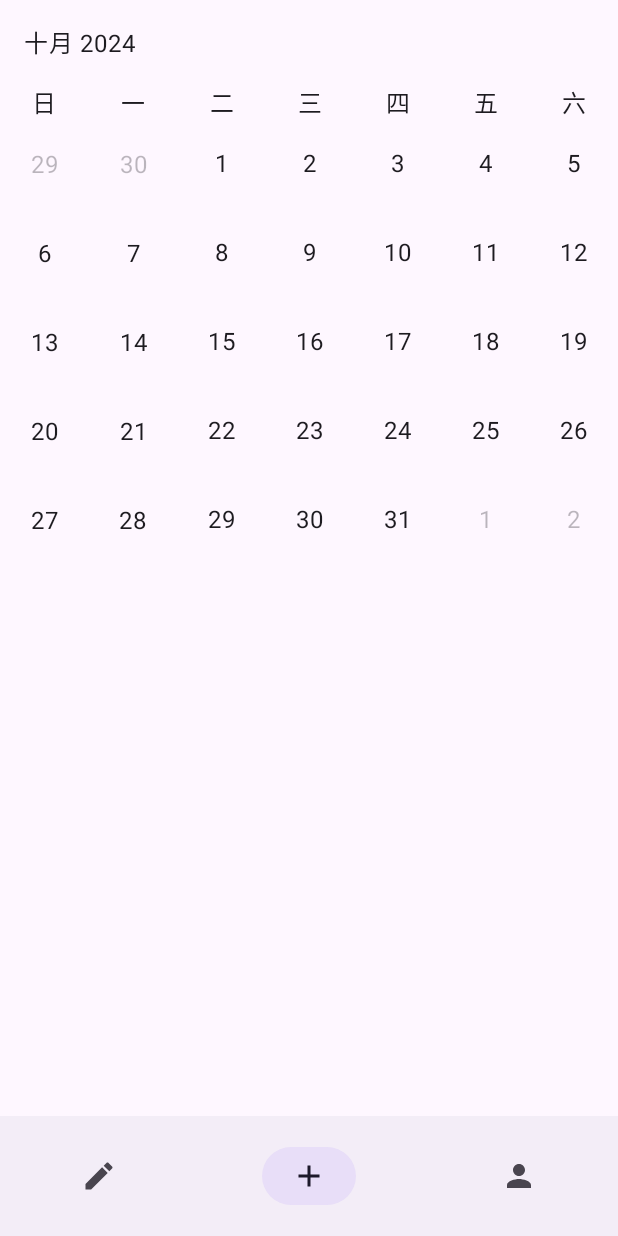
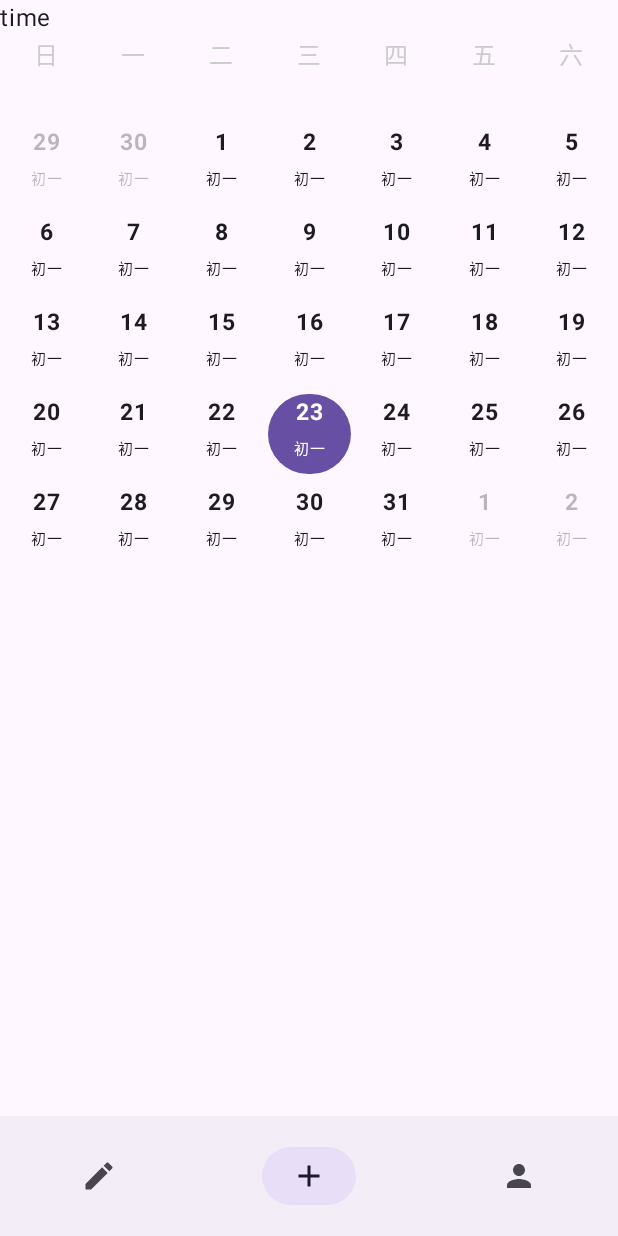
Before and after one commit to ts0726/KotlinSchedule, an Android app built with Jetpack Compose: the screen it shows after launch (MainActivity), item 2 of the bottom bar chosen, on a phone screen of 412 x 824 dp. Run offline under Robolectric (Android 15) with nearby library versions, the phone set to English and light mode, and no system bars; our stand-ins replace window size class.

Commit message:
实现自定义日期组件的基础布局

```diff
--- a/KotlinSchedule/composeApp/src/commonMain/kotlin/kmp/project/schedule/ui/composableItem/Calendar.kt
+++ b/KotlinSchedule/composeApp/src/commonMain/kotlin/kmp/project/schedule/ui/composableItem/Calendar.kt
@@ -1,94 +1,178 @@
 package kmp.project.schedule.ui.composableItem
 
 import androidx.compose.foundation.layout.*
-import androidx.compose.foundation.lazy.grid.GridCells
-import androidx.compose.foundation.lazy.grid.LazyVerticalGrid
+import androidx.compose.foundation.shape.CircleShape
+import androidx.compose.material3.Card
+import androidx.compose.material3.CardColors
 import androidx.compose.material3.MaterialTheme
 import androidx.compose.material3.Text
 import androidx.compose.runtime.Composable
-import androidx.compose.ui.Alignment
 import androidx.compose.ui.Modifier
+import androidx.compose.ui.graphics.Color
+import androidx.compose.ui.text.font.FontWeight
 import androidx.compose.ui.text.style.TextAlign
 import androidx.compose.ui.unit.dp
+import androidx.compose.ui.unit.sp
 import org.jetbrains.compose.ui.tooling.preview.Preview
+import java.time.LocalDate
 import java.time.YearMonth
-import java.time.format.TextStyle
-import java.util.*
 
 @Composable
 @Preview
 fun CalendarPreview() {
-    CalendarView(YearMonth.now())
+    CalendarView(YearMonth.now()) {}
 }
 
 @Composable
-fun CalendarView(yearMonth: YearMonth) {
-    val days = generateCalendarDays(yearMonth)
+fun CalendarView(yearMonth: YearMonth, onDayClick: (Long) -> Unit) {
+    val days = generateCalendarDays(yearMonth, onDayClick)
 
-    Column {
-        Text(
-            text = yearMonth.month.getDisplayName(TextStyle.FULL, Locale.CHINA) + " " + yearMonth.year,
-            modifier = Modifier.padding(16.dp)
-        )
-
-        LazyVerticalGrid(
-            columns = GridCells.Fixed(7),
-            modifier = Modifier.fillMaxSize()
+    Column(
+        modifier = Modifier.fillMaxWidth()
+    ) {
+        Row(
+            horizontalArrangement = Arrangement.SpaceEvenly,
+            modifier = Modifier.fillMaxWidth()
         ) {
             listOf("日", "一", "二", "三", "四", "五", "六").forEach { day ->
-                item {
+                Card(
+                    shape = CircleShape,
+                    colors = CardColors(
+                        containerColor = Color.Transparent,
+                        contentColor = Color.LightGray,
+                        disabledContainerColor = Color.Transparent,
+                        disabledContentColor = Color.Transparent
+                    ),
+                    modifier = Modifier.size(55.dp),
+                ) {
                     Text(
                         text = day,
-                        modifier = Modifier.weight(1f),
-                        textAlign = TextAlign.Center
+                        textAlign = TextAlign.Center,
+                        modifier = Modifier.fillMaxWidth()
                     )
                 }
             }
-            items(days.size) { index ->
-                val day = days[index]
-                Box(
-                    contentAlignment = Alignment.Center,
-                    modifier = Modifier
-                        .aspectRatio(1f)
-                        .padding(4.dp)
-                ) {
-                    Text(
-                        text = day.day.toString(),
-                        color = if (day.isCurrentMonth) MaterialTheme.colorScheme.onBackground else MaterialTheme.colorScheme.onSurface.copy(alpha = 0.3f)
-                    )
+        }
+        var index = 0
+        for (i in 1 .. days.size / 7) {
+            Row(
+                horizontalArrangement = Arrangement.SpaceEvenly,
+                modifier = Modifier
+                    .fillMaxWidth()
+                    .height(60.dp)
+                    .padding(top = 3.dp, bottom = 3.dp)
+            ) {
+                while (index < i * 7){
+                    val day = days[index]
+                    Card(
+                        shape = CircleShape,
+                        onClick = { day.onClick() },
+                        colors = CardColors(
+                            containerColor = calendarTodayColor(day),
+                            contentColor = Color.LightGray,
+                            disabledContainerColor = calendarTextColor(day),
+                            disabledContentColor = calendarTextColor(day)
+                        ),
+                        modifier = Modifier.size(55.dp),
+                    ) {
+                        Text(
+                            text = day.day.toString(),
+                            color = calendarTextColor(day),
+                            fontWeight = FontWeight.Bold,
+                            textAlign = TextAlign.Center,
+                            fontSize = 15.sp,
+                            modifier = Modifier.fillMaxWidth()
+                        )
+                        Text(
+                            text = "初一",
+                            color = calendarTextColor(day),
+                            textAlign = TextAlign.Center,
+                            fontSize = 10.sp,
+                            modifier = Modifier.fillMaxWidth()
+                        )
+                    }
+                    index++
                 }
             }
         }
     }
 }
 
-data class CalendarDay(val day: Int, val isCurrentMonth: Boolean)
+/**
+ * 日期数据类
+ * @param day 在当前月份的天数
+ * @param isCurrentMonth 是否为当前月
+ * @param isToday 是否为今天
+ * @param onClick 回调函数，通过点击获取时间戳
+ */
+data class CalendarDay(val day: Int, val isCurrentMonth: Boolean, val isToday: Boolean, val onClick: () -> Unit)
 
-fun generateCalendarDays(yearMonth: YearMonth): List<CalendarDay> {
+fun generateCalendarDays(yearMonth: YearMonth, onDayClick: (Long) -> Unit): List<CalendarDay> {
     val days = mutableListOf<CalendarDay>()
     val firstDayOfMonth = yearMonth.atDay(1)
     val dayOfWeek = firstDayOfMonth.dayOfWeek.value % 7
     val daysInMonth = yearMonth.lengthOfMonth()
+    val today = LocalDate.now()
 
     //添加上个月的日期
     val previousMonth = yearMonth.minusMonths(1)
     val daysInPreviousMonth = previousMonth.lengthOfMonth()
     for (i in 1 .. dayOfWeek) {
-        days.add(CalendarDay(daysInPreviousMonth - dayOfWeek + i, false))
+        days.add(
+            CalendarDay(
+                day = daysInPreviousMonth - dayOfWeek + i,
+                isCurrentMonth = false,
+                isToday = false,
+                onClick = {}
+            )
+        )
     }
 
     //添加当前月份的日期
     for (i in 1 .. daysInMonth) {
-        days.add(CalendarDay(i, true))
+        //获取当月的第i天，用于返回当天的时间戳
+        val date = yearMonth.atDay(i)
+        val isToday = yearMonth.year == today.year && yearMonth.month == today.month && i == today.dayOfMonth
+        days.add(
+            CalendarDay(
+                day = i,
+                isCurrentMonth = true,
+                isToday = isToday,
+                onClick = {onDayClick(date.toEpochDay())}
+            )
+        )
     }
 
     //添加下个月的日期
     if (days.size % 7 != 0) {
         val remainingDays = (days.size / 7 + 1) * 7 - days.size
         for (i in 1 .. remainingDays) {
-            days.add(CalendarDay(i, false))
+            days.add(
+                CalendarDay(
+                    day = i,
+                    isCurrentMonth = false,
+                    isToday = false,
+                    onClick = {}
+                )
+            )
         }
     }
 
     return days
 }
+
+@Composable
+fun calendarTextColor(day: CalendarDay): Color {
+    if (day.isToday)
+        return MaterialTheme.colorScheme.onPrimary
+    if (day.isCurrentMonth)
+        return MaterialTheme.colorScheme.onSurface
+    return MaterialTheme.colorScheme.onSurface.copy(alpha = 0.3f)
+}
+
+@Composable
+fun calendarTodayColor(day: CalendarDay): Color {
+    if (day.isToday)
+        return MaterialTheme.colorScheme.primary
+    return MaterialTheme.colorScheme.surface
+}
--- a/KotlinSchedule/composeApp/src/commonMain/kotlin/kmp/project/schedule/ui/home/HomePage.kt
+++ b/KotlinSchedule/composeApp/src/commonMain/kotlin/kmp/project/schedule/ui/home/HomePage.kt
@@ -21,10 +21,12 @@ import androidx.navigation.compose.composable
 import androidx.navigation.compose.rememberNavController
 import kmp.project.schedule.data.ScheduleData
 import kmp.project.schedule.model.NewScheduleViewModel
+import kmp.project.schedule.ui.composableItem.CalendarView
 import kmp.project.schedule.util.getCurrentDate
 import kmp.project.schedule.util.getDayTimestamp
 import org.intellij.lang.annotations.JdkConstants.HorizontalAlignment
 import org.jetbrains.compose.ui.tooling.preview.Preview
+import java.time.YearMonth
 
 @Composable
 @Preview
@@ -202,7 +204,9 @@ fun otherInformation(
                 }
             )
         }
-
+        item {
+            CalendarView(YearMonth.now()){}
+        }
     }
 }
 
--- a/KotlinSchedule/composeApp/src/commonMain/kotlin/kmp/project/schedule/ui/testPage1.kt
+++ b/KotlinSchedule/composeApp/src/commonMain/kotlin/kmp/project/schedule/ui/testPage1.kt
@@ -1,10 +1,21 @@
 package kmp.project.schedule.ui
 
+import androidx.compose.foundation.layout.Column
+import androidx.compose.material3.Text
 import androidx.compose.runtime.Composable
+import androidx.compose.runtime.mutableStateOf
+import androidx.compose.runtime.remember
 import kmp.project.schedule.ui.composableItem.CalendarView
+import java.time.LocalDate
 import java.time.YearMonth
 
 @Composable
 fun TestPage1() {
-    CalendarView(YearMonth.now())
+    val time = remember { mutableStateOf("time") }
+    Column {
+        Text(text = time.value)
+        CalendarView(YearMonth.now()) { day ->
+            time.value = day.toString()
+        }
+    }
 }
```
Also changed, not shown: 1 other file.
